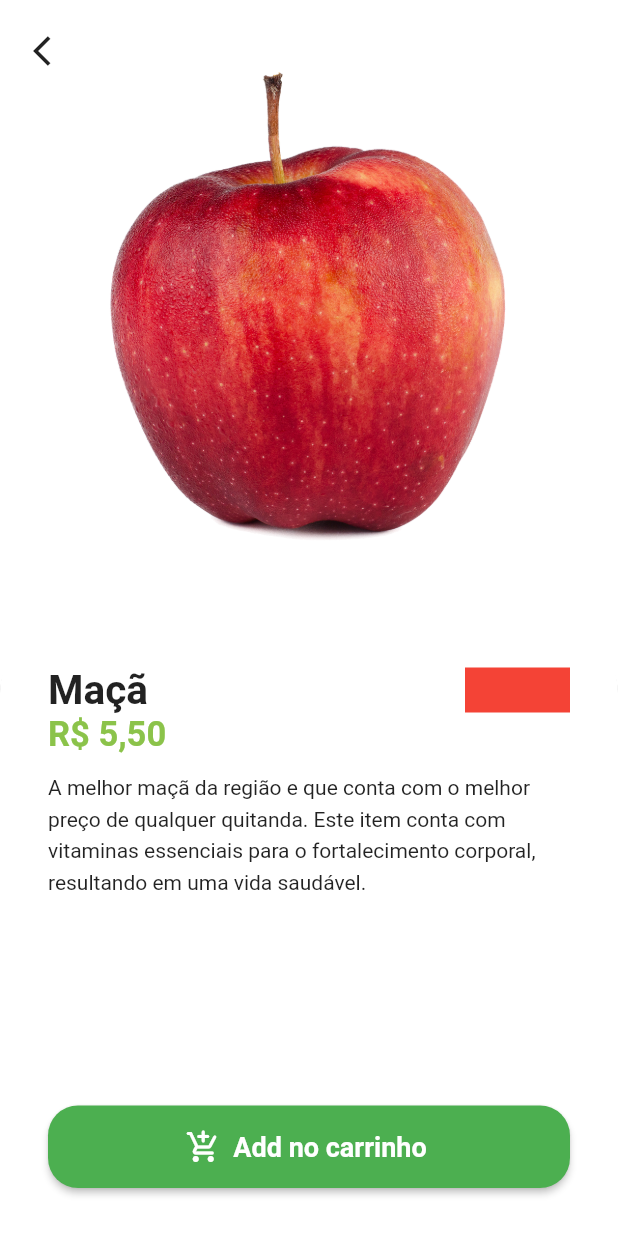
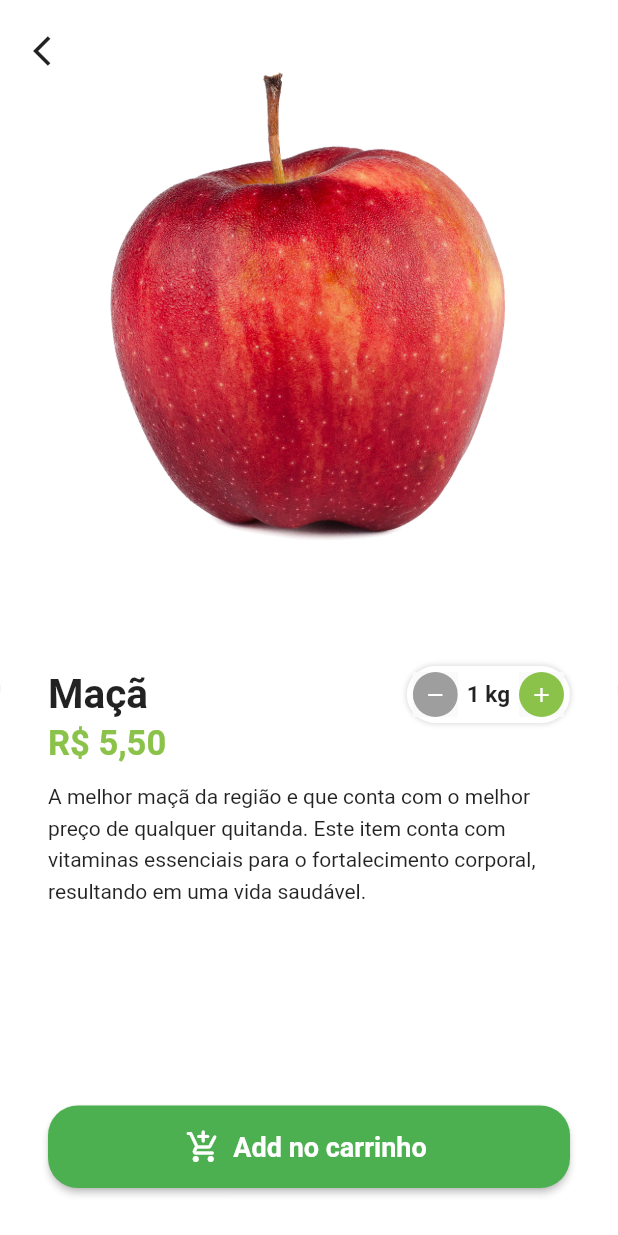
Before and after one commit to Wkerlyson/greengrocer, a Flutter app: the screen it shows after launch, after a tap on "Entrar", after a tap on "Maçã", on a phone screen of 412 x 824 dp. Run offline on Flutter 3.47's test engine with Material 2 defaults, Android fonts, the phone set to English and light mode, and no system bars; our stand-ins replace animated_text_kit, badges, mask_text_input_formatter.

Commit message:
Creating the Quantity Widget / Increasing and Decreasing the Quantity

```diff
--- /dev/null
+++ b/lib/src/pages/common_widgets/quantity_widget.dart
@@ -0,0 +1,100 @@
+import 'package:flutter/material.dart';
+import 'package:greengrocer/src/config/custom_colors.dart';
+
+class QuantityWidget extends StatelessWidget {
+  final int value;
+  final String suffixText;
+  final Function(int quantity) result;
+
+  const QuantityWidget(
+      {super.key,
+      required this.suffixText,
+      required this.value,
+      required this.result});
+
+  @override
+  Widget build(BuildContext context) {
+    return Container(
+      padding: const EdgeInsets.all(4),
+      decoration: BoxDecoration(
+        color: Colors.white,
+        borderRadius: BorderRadius.circular(50),
+        boxShadow: [
+          BoxShadow(
+            color: Colors.grey.shade300,
+            spreadRadius: 1,
+            blurRadius: 2,
+          )
+        ],
+      ),
+      child: Row(
+        children: [
+          _QuantityButton(
+            icon: Icons.remove,
+            color: Colors.grey,
+            onPressed: () {
+              if (value == 1) return;
+
+              int resultCount = value - 1;
+              result(resultCount);
+            },
+          ),
+          Padding(
+            padding: const EdgeInsets.symmetric(horizontal: 6),
+            child: Text(
+              '$value $suffixText',
+              style: const TextStyle(
+                fontSize: 15,
+                fontWeight: FontWeight.bold,
+              ),
+            ),
+          ),
+          _QuantityButton(
+            icon: Icons.add,
+            color: CustomColors.customSwatchColor,
+            onPressed: () {
+              int resultCount = value + 1;
+              result(resultCount);
+            },
+          ),
+        ],
+      ),
+    );
+  }
+}
+
+class _QuantityButton extends StatelessWidget {
+  final Color color;
+  final IconData icon;
+  final VoidCallback onPressed;
+
+  const _QuantityButton({
+    Key? key,
+    required this.color,
+    required this.icon,
+    required this.onPressed,
+  }) : super(key: key);
+
+  @override
+  Widget build(BuildContext context) {
+    return Material(
+      child: InkWell(
+        borderRadius: BorderRadius.circular(50),
+        onTap: onPressed,
+        child: Ink(
+          height: 30,
+          width: 30,
+          decoration: BoxDecoration(
+            color: color,
+            shape: BoxShape.circle,
+          ),
+          child: Icon(
+            icon,
+            color: Colors.white,
+            size: 16,
+          ),
+        ),
+      ),
+    );
+  }
+}
--- a/lib/src/pages/product/product_screen.dart
+++ b/lib/src/pages/product/product_screen.dart
@@ -1,16 +1,25 @@
 import 'package:flutter/material.dart';
 import 'package:greengrocer/src/config/custom_colors.dart';
 import 'package:greengrocer/src/models/item_model.dart';
+import 'package:greengrocer/src/pages/common_widgets/quantity_widget.dart';
 import 'package:greengrocer/src/services/util_services.dart';
 
-class ProductScreen extends StatelessWidget {
+class ProductScreen extends StatefulWidget {
   ProductScreen({
     super.key,
     required this.item,
   });
 
   final ItemModel item;
+
+  @override
+  State<ProductScreen> createState() => _ProductScreenState();
+}
+
+class _ProductScreenState extends State<ProductScreen> {
   final UtilServices utilServices = UtilServices();
+
+  int cartItemQuantity = 1;
 
   @override
   Widget build(BuildContext context) {
@@ -21,8 +30,8 @@ class ProductScreen extends StatelessWidget {
           Column(children: [
             Expanded(
               child: Hero(
-                tag: item.imgUrl,
-                child: Image.asset(item.imgUrl),
+                tag: widget.item.imgUrl,
+                child: Image.asset(widget.item.imgUrl),
               ),
             ),
             Expanded(
@@ -48,7 +57,7 @@ class ProductScreen extends StatelessWidget {
                       children: [
                         Expanded(
                           child: Text(
-                            item.itemName,
+                            widget.item.itemName,
                             maxLines: 2,
                             overflow: TextOverflow.ellipsis,
                             style: const TextStyle(
@@ -57,13 +66,21 @@ class ProductScreen extends StatelessWidget {
                             ),
                           ),
                         ),
-                        Container(height: 30, width: 70, color: Colors.red),
+                        QuantityWidget(
+                          suffixText: widget.item.unit,
+                          value: cartItemQuantity,
+                          result: (quantity) {
+                            setState(() {
+                              cartItemQuantity = quantity;
+                            });
+                          },
+                        ),
                       ],
                     ),
 
                     //preço
                     Text(
-                      utilServices.priceToCurrency(item.price),
+                      utilServices.priceToCurrency(widget.item.price),
                       style: TextStyle(
                         fontSize: 23,
                         fontWeight: FontWeight.bold,
@@ -77,7 +94,7 @@ class ProductScreen extends StatelessWidget {
                         padding: const EdgeInsets.symmetric(vertical: 10),
                         child: SingleChildScrollView(
                           child: Text(
-                            item.description,
+                            widget.item.description,
                             style: const TextStyle(
                               height: 1.5,
                             ),
```
